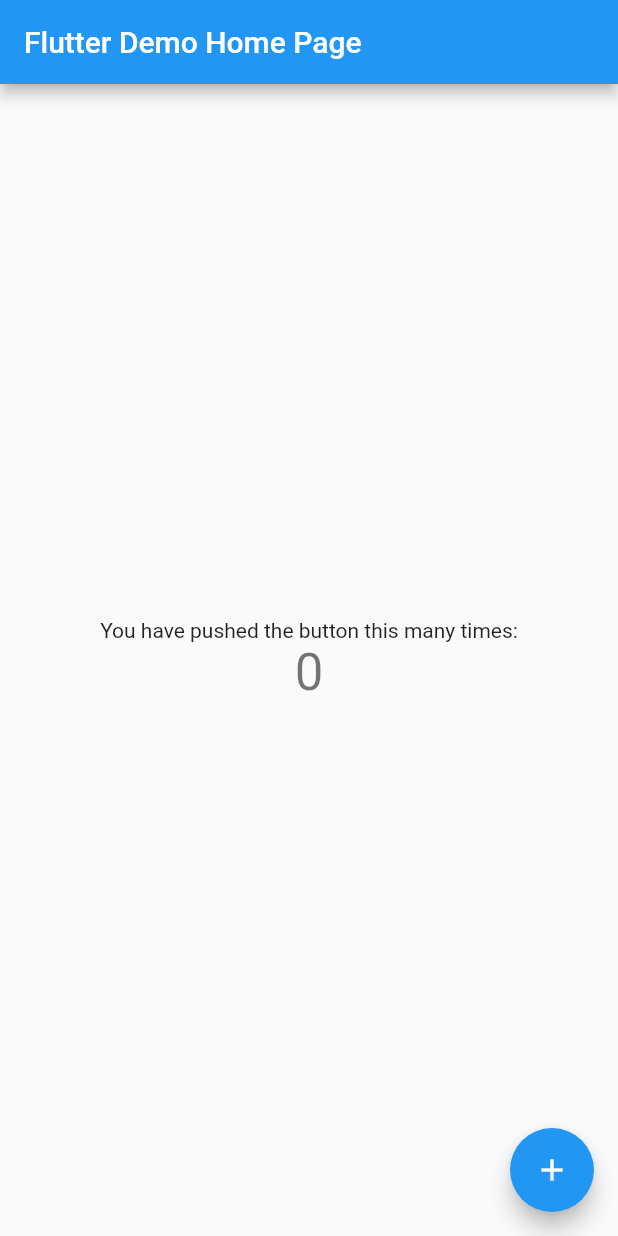
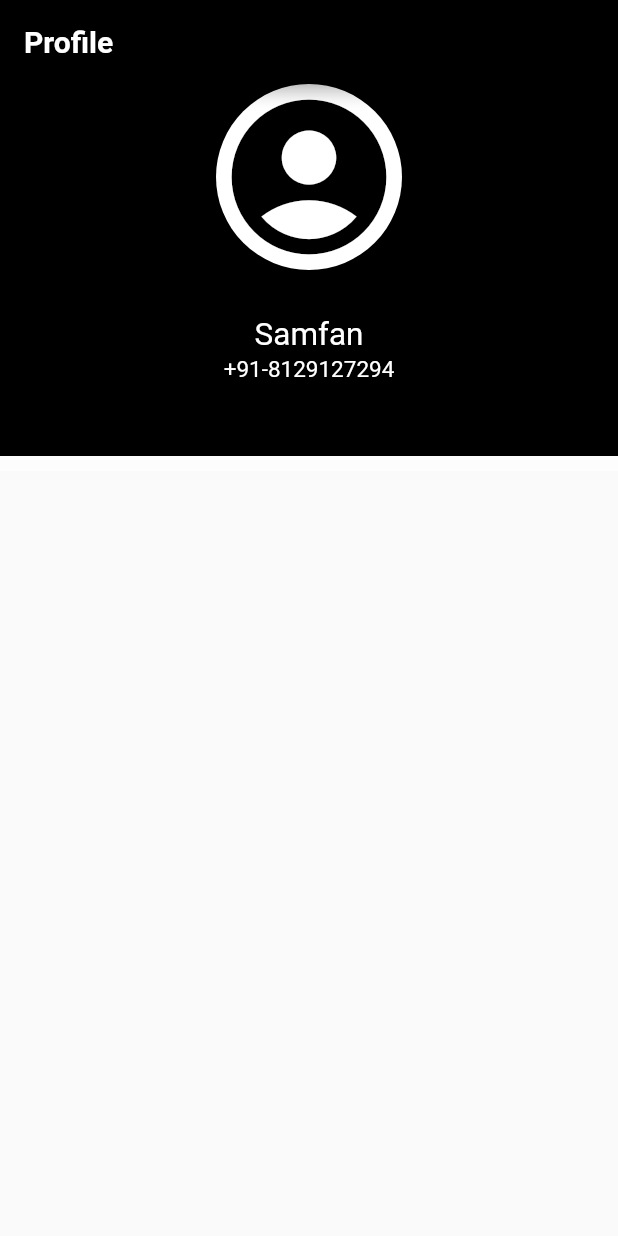
Before and after one commit to jambilateralus/profile_ui, a Flutter app: the screen it shows after launch, on a phone screen of 412 x 824 dp. Run offline on Flutter 3.47's test engine with Material 2 defaults, Android fonts, the phone set to English and light mode, and no system bars.

Commit message:
Add Profilecard

```diff
--- a/lib/main.dart
+++ b/lib/main.dart
@@ -1,111 +1,30 @@
 import 'package:flutter/material.dart';
+import 'widgets/profile_card.dart';
 
-void main() => runApp(MyApp());
+void main() {
+  runApp(App());
+}
 
-class MyApp extends StatelessWidget {
-  // This widget is the root of your application.
-  @override
+class App extends StatelessWidget {
   Widget build(BuildContext context) {
     return MaterialApp(
-      title: 'Flutter Demo',
-      theme: ThemeData(
-        // This is the theme of your application.
-        //
-        // Try running your application with "flutter run". You'll see the
-        // application has a blue toolbar. Then, without quitting the app, try
-        // changing the primarySwatch below to Colors.green and then invoke
-        // "hot reload" (press "r" in the console where you ran "flutter run",
-        // or simply save your changes to "hot reload" in a Flutter IDE).
-        // Notice that the counter didn't reset back to zero; the application
-        // is not restarted.
-        primarySwatch: Colors.blue,
+      title: "Hello",
+      home: Scaffold(
+        appBar: AppBar(
+          title: Text(
+            'Profile',
+            style: TextStyle(
+              color: Colors.white,
+              fontWeight: FontWeight.bold
+            ),
+          ),
+          backgroundColor: Colors.black,
+        ),
+        body: ProfileCard(
+          fullName: "Samfan",
+          phoneNo: "+91-8129127294",
+        ),
       ),
-      home: MyHomePage(title: 'Flutter Demo Home Page'),
     );
   }
 }
-
-class MyHomePage extends StatefulWidget {
-  MyHomePage({Key key, this.title}) : super(key: key);
-
-  // This widget is the home page of your application. It is stateful, meaning
-  // that it has a State object (defined below) that contains fields that affect
-  // how it looks.
-
-  // This class is the configuration for the state. It holds the values (in this
-  // case the title) provided by the parent (in this case the App widget) and
-  // used by the build method of the State. Fields in a Widget subclass are
-  // always marked "final".
-
-  final String title;
-
-  @override
-  _MyHomePageState createState() => _MyHomePageState();
-}
-
-class _MyHomePageState extends State<MyHomePage> {
-  int _counter = 0;
-
-  void _incrementCounter() {
-    setState(() {
-      // This call to setState tells the Flutter framework that something has
-      // changed in this State, which causes it to rerun the build method below
-      // so that the display can reflect the updated values. If we changed
-      // _counter without calling setState(), then the build method would not be
-      // called again, and so nothing would appear to happen.
-      _counter++;
-    });
-  }
-
-  @override
-  Widget build(BuildContext context) {
-    // This method is rerun every time setState is called, for instance as done
-    // by the _incrementCounter method above.
-    //
-    // The Flutter framework has been optimized to make rerunning build methods
-    // fast, so that you can just rebuild anything that needs updating rather
-    // than having to individually change instances of widgets.
-    return Scaffold(
-      appBar: AppBar(
-        // Here we take the value from the MyHomePage object that was created by
-        // the App.build method, and use it to set our appbar title.
-        title: Text(widget.title),
-      ),
-      body: Center(
-        // Center is a layout widget. It takes a single child and positions it
-        // in the middle of the parent.
-        child: Column(
-          // Column is also layout widget. It takes a list of children and
-          // arranges them vertically. By default, it sizes itself to fit its
-          // children horizontally, and tries to be as tall as its parent.
-          //
-          // Invoke "debug painting" (press "p" in the console, choose the
-          // "Toggle Debug Paint" action from the Flutter Inspector in Android
-          // Studio, or the "Toggle Debug Paint" command in Visual Studio Code)
-          // to see the wireframe for each widget.
-          //
-          // Column has various properties to control how it sizes itself and
-          // how it positions its children. Here we use mainAxisAlignment to
-          // center the children vertically; the main axis here is the vertical
-          // axis because Columns are vertical (the cross axis would be
-          // horizontal).
-          mainAxisAlignment: MainAxisAlignment.center,
-          children: <Widget>[
-            Text(
-              'You have pushed the button this many times:',
-            ),
-            Text(
-              '$_counter',
-              style: Theme.of(context).textTheme.display1,
-            ),
-          ],
-        ),
-      ),
-      floatingActionButton: FloatingActionButton(
-        onPressed: _incrementCounter,
-        tooltip: 'Increment',
-        child: Icon(Icons.add),
-      ), // This trailing comma makes auto-formatting nicer for build methods.
-    );
-  }
-}
--- /dev/null
+++ b/lib/widgets/profile_card.dart
@@ -0,0 +1,95 @@
+import 'package:flutter/material.dart';
+
+class ProfileCard extends StatelessWidget {
+  final String fullName;
+  final String phoneNo;
+
+  ProfileCard({this.fullName, this.phoneNo});
+
+  Widget build(BuildContext context) {
+    return Column(
+      children: <Widget>[card(context)],
+    );
+  }
+
+  Widget card(BuildContext context) {
+    return Container(
+      child: Stack(
+        children: <Widget>[
+          colorBox(Colors.black),
+          SizedBox(height:10.0),
+          profilePic(context),
+          nameNnumber(),
+        ],
+      ),
+    );
+  }
+
+  Widget colorBox(Color color) {
+    return Container(
+      height: 248.0,
+      decoration: BoxDecoration(
+          color: Colors.black,
+          shape: BoxShape.rectangle,
+          boxShadow: <BoxShadow>[
+            BoxShadow(
+              color: Colors.white54,
+              offset: Offset(0.0, 10.0),
+            )
+          ]),
+    );
+  }
+
+  Widget profilePic(BuildContext context) {
+    //double width = MediaQuery.of(context).size.width / 2 - 64.0;
+    return Container(
+      alignment: Alignment.center,
+      child: Icon(
+        Icons.account_circle,
+        size: 124.0,
+        color: Colors.black,
+      ),
+      decoration: BoxDecoration(
+        color: Colors.white,
+        shape: BoxShape.circle,
+      ),
+    );
+  }
+
+  Widget nameNnumber() {
+    Text name = Text(
+      fullName,
+      textAlign: TextAlign.center,
+      style: TextStyle(
+        color: Colors.white,
+        fontSize: 21.0,
+        fontWeight: FontWeight.w400,
+      ),
+    );
+
+    Text number = Text(
+      phoneNo,
+      textAlign: TextAlign.center,
+      style: TextStyle(
+        color: Colors.white,
+        fontSize: 15.0,
+        fontWeight: FontWeight.w400,
+      ),
+    );
+    return Container(
+      alignment: Alignment.center,
+      margin: EdgeInsets.only(
+        top: 155.0,
+      ),
+      child: Column(
+        children: <Widget>[
+          name,
+          SizedBox(
+            height: 1.0,
+          ),
+          number
+        ],
+      ),
+    );
+  }
+}
```
